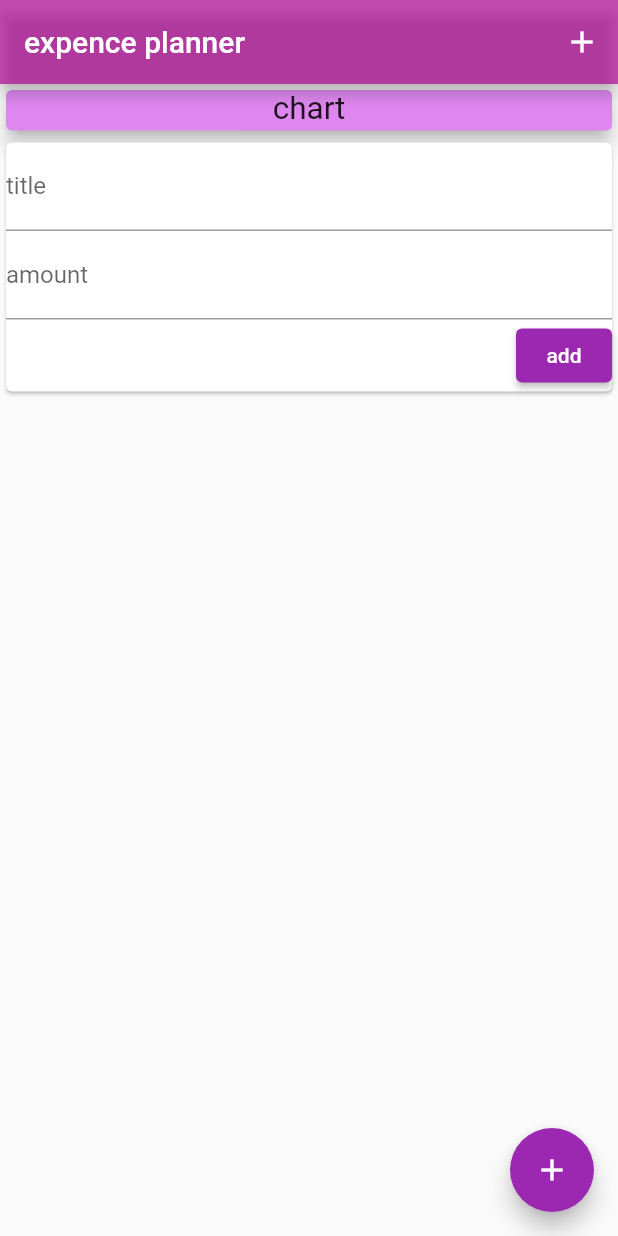
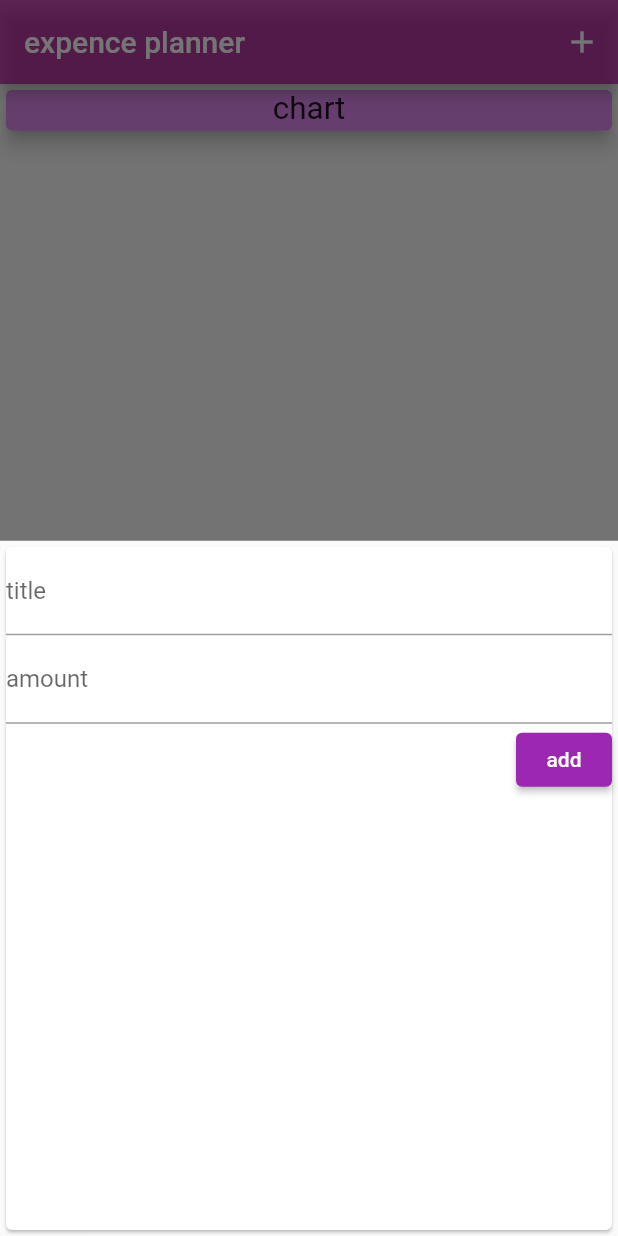
Before and after one commit to Moshated-flutter/expense_planner, a Flutter app: the screen it shows after launch, after a tap on the "add" icon, on a phone screen of 412 x 824 dp. Run offline on Flutter 3.47's test engine with Material 2 defaults, Android fonts, the phone set to English and light mode, and no system bars.

Commit message:
secend commit

```diff
--- a/lib/main.dart
+++ b/lib/main.dart
@@ -1,5 +1,8 @@
-import './widget/user_transactions.dart';
+import 'package:expence_planner/widget/new_transactions.dart';
+
+import './widget/transactions_list.dart';
 import 'package:flutter/material.dart';
+import './models/transaction.dart';
 
 void main(List<String> args) {
   runApp(MyApp());
@@ -18,7 +21,40 @@ class MyApp extends StatelessWidget {
   }
 }
 
-class MyHomePage extends StatelessWidget {
+class MyHomePage extends StatefulWidget {
+  @override
+  State<MyHomePage> createState() => _MyHomePageState();
+}
+
+class _MyHomePageState extends State<MyHomePage> {
+  final List<Transaction> _userTransactions = [];
+
+  void Addtransactions(String txtitle, double txamount) {
+    final newtx = Transaction(
+        id: DateTime.now().toString(),
+        amount: txamount,
+        title: txtitle,
+        date: DateTime.now());
+    setState(
+      () {
+        _userTransactions.add(newtx);
+      },
+    );
+  }
+
+  void _startAddNewTransaction(BuildContext ctx) {
+    showModalBottomSheet(
+      context: ctx,
+      builder: (_) {
+        return GestureDetector(
+          child: NewTransactions(Addtransactions),
+          onTap: () {},
+          behavior: HitTestBehavior.opaque,
+        );
+      },
+    );
+  }
+
   @override
   Widget build(BuildContext context) {
     return Scaffold(
@@ -27,7 +63,9 @@ class MyHomePage extends StatelessWidget {
         backgroundColor: Color.fromARGB(177, 174, 3, 148),
         actions: [
           IconButton(
-            onPressed: () {},
+            onPressed: () {
+              _startAddNewTransaction(context);
+            },
             icon: Icon(Icons.add),
           )
         ],
@@ -48,14 +86,16 @@ class MyHomePage extends StatelessWidget {
               width: double.infinity,
               height: 35,
             ),
-            UserTransaction(),
+            TransactionList(_userTransactions),
           ],
           mainAxisAlignment: MainAxisAlignment.start,
         ),
       ),
       floatingActionButtonLocation: FloatingActionButtonLocation.endFloat,
       floatingActionButton: FloatingActionButton(
-        onPressed: () {},
+        onPressed: () {
+          _startAddNewTransaction(context);
+        },
         backgroundColor: Colors.purple,
         child: Icon(
           Icons.add,
--- a/lib/widget/new_transactions.dart
+++ b/lib/widget/new_transactions.dart
@@ -1,20 +1,30 @@
 import 'package:flutter/material.dart';
 
-class NewTransactions extends StatelessWidget {
+class NewTransactions extends StatefulWidget {
   final Function addtxs;
+
+  NewTransactions(this.addtxs);
+
+  @override
+  State<NewTransactions> createState() => _NewTransactionsState();
+}
+
+class _NewTransactionsState extends State<NewTransactions> {
   final titlecon = TextEditingController();
+
   final amountcon = TextEditingController();
-  NewTransactions(this.addtxs);
+
   void submitdata() {
     final enteredTitle = titlecon.text;
     final enteredamount = double.parse(amountcon.text);
     if (enteredTitle.isEmpty || enteredamount <= 0) {
       return;
     }
-    addtxs(
+    widget.addtxs(
       titlecon.text,
       double.parse(amountcon.text),
     );
+    Navigator.of(context).pop();
   }
 
   @override
--- a/lib/widget/user_transactions.dart
+++ /dev/null
@@ -1,38 +0,0 @@
-import 'dart:ffi';
-
-import 'package:flutter/material.dart';
-import 'new_transactions.dart';
-import './transactions_list.dart';
-import '../models/transaction.dart';
-
-class UserTransaction extends StatefulWidget {
-  @override
-  State<UserTransaction> createState() => _UserTransactionState();
-}
-
-class _UserTransactionState extends State<UserTransaction> {
-  final List<Transaction> _userTransactions = [];
-
-  void Addtransactions(String txtitle, double txamount) async {
-    final newtx = Transaction(
-        id: DateTime.now().toString(),
-        amount: txamount,
-        title: txtitle,
-        date: DateTime.now());
-    setState(
-      () {
-        _userTransactions.add(newtx);
-      },
-    );
-  }
-
-  @override
-  Widget build(BuildContext context) {
-    return Column(
-      children: [
-        NewTransactions(Addtransactions),
-        TransactionList(_userTransactions),
-      ],
-    );
-  }
-}
```
